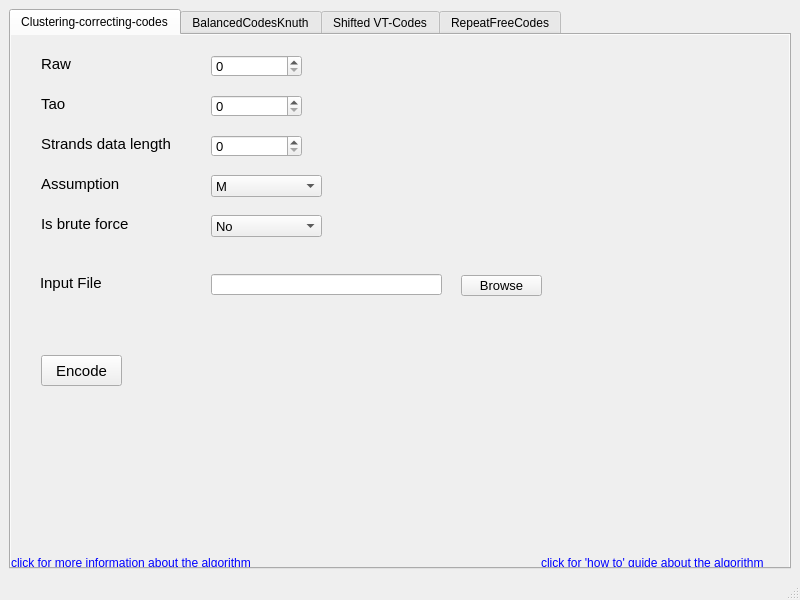
Old version of the form ui_main.ui in the repository hadasabraham/CodingTool.
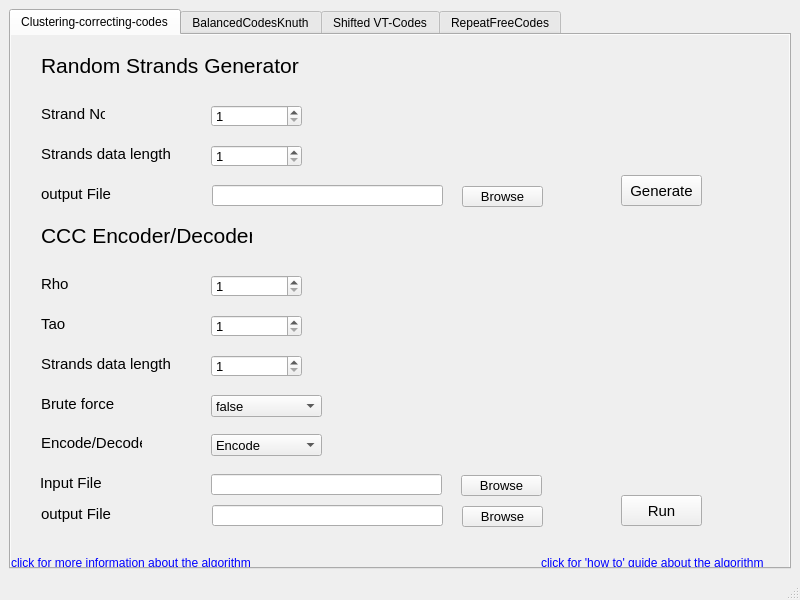
New version of the form. The open tabs and pages were chosen to show the change. Icons and pictures are not drawn.

What changed in the file:
```diff
--- a/ui_main.ui
+++ b/ui_main.ui
@@ -85,7 +85,7 @@
         <property name="geometry">
          <rect>
           <x>30</x>
-          <y>20</y>
+          <y>240</y>
           <width>64</width>
           <height>18</height>
          </rect>
@@ -108,14 +108,14 @@
          <number>-1</number>
         </property>
         <property name="text">
-         <string>Raw</string>
+         <string>Rho</string>
         </property>
        </widget>
        <widget class="QPushButton" name="browse_button">
         <property name="geometry">
          <rect>
           <x>450</x>
-          <y>240</y>
+          <y>440</y>
           <width>81</width>
           <height>21</height>
          </rect>
@@ -139,7 +139,7 @@
         <property name="geometry">
          <rect>
           <x>200</x>
-          <y>20</y>
+          <y>240</y>
           <width>91</width>
           <height>22</height>
          </rect>
@@ -150,12 +150,18 @@
           <verstretch>0</verstretch>
          </sizepolicy>
         </property>
+        <property name="minimum">
+         <number>1</number>
+        </property>
+        <property name="maximum">
+         <number>10000</number>
+        </property>
        </widget>
        <widget class="QSpinBox" name="tao_box">
         <property name="geometry">
          <rect>
           <x>200</x>
-          <y>60</y>
+          <y>280</y>
           <width>91</width>
           <height>22</height>
          </rect>
@@ -166,12 +172,18 @@
           <verstretch>0</verstretch>
          </sizepolicy>
         </property>
+        <property name="minimum">
+         <number>1</number>
+        </property>
+        <property name="maximum">
+         <number>10000</number>
+        </property>
        </widget>
        <widget class="QLabel" name="tao">
         <property name="geometry">
          <rect>
           <x>30</x>
-          <y>60</y>
+          <y>280</y>
           <width>64</width>
           <height>18</height>
          </rect>
@@ -198,7 +210,7 @@
         <property name="geometry">
          <rect>
           <x>30</x>
-          <y>100</y>
+          <y>320</y>
           <width>131</width>
           <height>18</height>
          </rect>
@@ -225,7 +237,7 @@
         <property name="geometry">
          <rect>
           <x>30</x>
-          <y>180</y>
+          <y>360</y>
           <width>101</width>
           <height>18</height>
          </rect>
@@ -245,41 +257,14 @@
          <string>denoting wether we're using brute force manner in the encoding algorithim</string>
         </property>
         <property name="text">
-         <string>Is brute force</string>
-        </property>
-       </widget>
-       <widget class="QLabel" name="assumption">
-        <property name="geometry">
-         <rect>
-          <x>30</x>
-          <y>140</y>
-          <width>81</width>
-          <height>18</height>
-         </rect>
-        </property>
-        <property name="sizePolicy">
-         <sizepolicy hsizetype="Fixed" vsizetype="Fixed">
-          <horstretch>0</horstretch>
-          <verstretch>0</verstretch>
-         </sizepolicy>
-        </property>
-        <property name="font">
-         <font>
-          <pointsize>11</pointsize>
-         </font>
-        </property>
-        <property name="toolTip">
-         <string>'M' for majority or 'D' for dominance</string>
-        </property>
-        <property name="text">
-         <string>Assumption</string>
+         <string>Brute force</string>
         </property>
        </widget>
        <widget class="QSpinBox" name="strands_box">
         <property name="geometry">
          <rect>
           <x>200</x>
-          <y>100</y>
+          <y>320</y>
           <width>91</width>
           <height>22</height>
          </rect>
@@ -290,41 +275,18 @@
           <verstretch>0</verstretch>
          </sizepolicy>
         </property>
+        <property name="minimum">
+         <number>1</number>
+        </property>
         <property name="maximum">
-         <number>1000</number>
+         <number>10000</number>
         </property>
        </widget>
-       <widget class="QComboBox" name="assumption_box">
-        <property name="geometry">
-         <rect>
-          <x>200</x>
-          <y>140</y>
-          <width>111</width>
-          <height>22</height>
-         </rect>
-        </property>
-        <property name="sizePolicy">
-         <sizepolicy hsizetype="Fixed" vsizetype="Fixed">
-          <horstretch>0</horstretch>
-          <verstretch>0</verstretch>
-         </sizepolicy>
-        </property>
-        <item>
-         <property name="text">
-          <string>M</string>
-         </property>
-        </item>
-        <item>
-         <property name="text">
-          <string>D</string>
-         </property>
-        </item>
-       </widget>
        <widget class="QComboBox" name="b_force_box">
         <property name="geometry">
          <rect>
           <x>200</x>
-          <y>180</y>
+          <y>360</y>
           <width>111</width>
           <height>22</height>
          </rect>
@@ -337,7 +299,7 @@
         </property>
         <item>
          <property name="text">
-          <string>No</string>
+          <string>false</string>
          </property>
         </item>
         <item>
@@ -350,7 +312,7 @@
         <property name="geometry">
          <rect>
           <x>29</x>
-          <y>239</y>
+          <y>439</y>
           <width>101</width>
           <height>18</height>
          </rect>
@@ -376,8 +338,8 @@
        <widget class="QPushButton" name="encode_button">
         <property name="geometry">
          <rect>
-          <x>30</x>
-          <y>320</y>
+          <x>610</x>
+          <y>460</y>
           <width>81</width>
           <height>31</height>
          </rect>
@@ -388,14 +350,14 @@
          </font>
         </property>
         <property name="text">
-         <string>Encode</string>
+         <string>Run</string>
         </property>
        </widget>
        <widget class="QLineEdit" name="browse_line_edit">
         <property name="geometry">
          <rect>
           <x>200</x>
-          <y>239</y>
+          <y>439</y>
           <width>231</width>
           <height>21</height>
          </rect>
@@ -468,6 +430,339 @@
          <bool>true</bool>
         </property>
        </widget>
+       <widget class="QLineEdit" name="browse_output_line_edit">
+        <property name="geometry">
+         <rect>
+          <x>201</x>
+          <y>470</y>
+          <width>231</width>
+          <height>21</height>
+         </rect>
+        </property>
+       </widget>
+       <widget class="QPushButton" name="browse_output_button">
+        <property name="geometry">
+         <rect>
+          <x>451</x>
+          <y>471</y>
+          <width>81</width>
+          <height>21</height>
+         </rect>
+        </property>
+        <property name="font">
+         <font>
+          <pointsize>10</pointsize>
+         </font>
+        </property>
+        <property name="autoFillBackground">
+         <bool>true</bool>
+        </property>
+        <property name="styleSheet">
+         <string notr="true"/>
+        </property>
+        <property name="text">
+         <string>Browse</string>
+        </property>
+       </widget>
+       <widget class="QLabel" name="test_output_file">
+        <property name="geometry">
+         <rect>
+          <x>30</x>
+          <y>470</y>
+          <width>101</width>
+          <height>18</height>
+         </rect>
+        </property>
+        <property name="sizePolicy">
+         <sizepolicy hsizetype="Fixed" vsizetype="Fixed">
+          <horstretch>0</horstretch>
+          <verstretch>0</verstretch>
+         </sizepolicy>
+        </property>
+        <property name="font">
+         <font>
+          <pointsize>11</pointsize>
+         </font>
+        </property>
+        <property name="toolTip">
+         <string/>
+        </property>
+        <property name="text">
+         <string>output File</string>
+        </property>
+       </widget>
+       <widget class="QLabel" name="encode_decode">
+        <property name="geometry">
+         <rect>
+          <x>30</x>
+          <y>399</y>
+          <width>101</width>
+          <height>18</height>
+         </rect>
+        </property>
+        <property name="sizePolicy">
+         <sizepolicy hsizetype="Fixed" vsizetype="Fixed">
+          <horstretch>0</horstretch>
+          <verstretch>0</verstretch>
+         </sizepolicy>
+        </property>
+        <property name="font">
+         <font>
+          <pointsize>11</pointsize>
+         </font>
+        </property>
+        <property name="toolTip">
+         <string>Choose encoder or decoder</string>
+        </property>
+        <property name="text">
+         <string>Encode/Decode</string>
+        </property>
+       </widget>
+       <widget class="QComboBox" name="encode_decode_box">
+        <property name="geometry">
+         <rect>
+          <x>200</x>
+          <y>399</y>
+          <width>111</width>
+          <height>22</height>
+         </rect>
+        </property>
+        <property name="sizePolicy">
+         <sizepolicy hsizetype="Fixed" vsizetype="Fixed">
+          <horstretch>0</horstretch>
+          <verstretch>0</verstretch>
+         </sizepolicy>
+        </property>
+        <item>
+         <property name="text">
+          <string>Encode</string>
+         </property>
+        </item>
+        <item>
+         <property name="text">
+          <string>Decode</string>
+         </property>
+        </item>
+       </widget>
+       <widget class="QLabel" name="ccc_label">
+        <property name="geometry">
+         <rect>
+          <x>30</x>
+          <y>190</y>
+          <width>211</width>
+          <height>21</height>
+         </rect>
+        </property>
+        <property name="font">
+         <font>
+          <pointsize>16</pointsize>
+         </font>
+        </property>
+        <property name="toolTip">
+         <string>Applies CCC Algorithm to encode or decode</string>
+        </property>
+        <property name="text">
+         <string>CCC Encoder/Decoder</string>
+        </property>
+       </widget>
+       <widget class="QLabel" name="generator_label">
+        <property name="geometry">
+         <rect>
+          <x>30</x>
+          <y>20</y>
+          <width>261</width>
+          <height>21</height>
+         </rect>
+        </property>
+        <property name="font">
+         <font>
+          <pointsize>16</pointsize>
+         </font>
+        </property>
+        <property name="toolTip">
+         <string>Generates random binary strands</string>
+        </property>
+        <property name="text">
+         <string>Random Strands Generator</string>
+        </property>
+       </widget>
+       <widget class="QLabel" name="gen_output_file">
+        <property name="geometry">
+         <rect>
+          <x>30</x>
+          <y>150</y>
+          <width>101</width>
+          <height>18</height>
+         </rect>
+        </property>
+        <property name="sizePolicy">
+         <sizepolicy hsizetype="Fixed" vsizetype="Fixed">
+          <horstretch>0</horstretch>
+          <verstretch>0</verstretch>
+         </sizepolicy>
+        </property>
+        <property name="font">
+         <font>
+          <pointsize>11</pointsize>
+         </font>
+        </property>
+        <property name="toolTip">
+         <string/>
+        </property>
+        <property name="text">
+         <string>output File</string>
+        </property>
+       </widget>
+       <widget class="QLineEdit" name="browse_gen_output_line_edit">
+        <property name="geometry">
+         <rect>
+          <x>201</x>
+          <y>150</y>
+          <width>231</width>
+          <height>21</height>
+         </rect>
+        </property>
+       </widget>
+       <widget class="QPushButton" name="browse_gen_output_button">
+        <property name="geometry">
+         <rect>
+          <x>451</x>
+          <y>151</y>
+          <width>81</width>
+          <height>21</height>
+         </rect>
+        </property>
+        <property name="font">
+         <font>
+          <pointsize>10</pointsize>
+         </font>
+        </property>
+        <property name="autoFillBackground">
+         <bool>true</bool>
+        </property>
+        <property name="styleSheet">
+         <string notr="true"/>
+        </property>
+        <property name="text">
+         <string>Browse</string>
+        </property>
+       </widget>
+       <widget class="QPushButton" name="generate_button">
+        <property name="geometry">
+         <rect>
+          <x>610</x>
+          <y>140</y>
+          <width>81</width>
+          <height>31</height>
+         </rect>
+        </property>
+        <property name="font">
+         <font>
+          <pointsize>11</pointsize>
+         </font>
+        </property>
+        <property name="text">
+         <string>Generate</string>
+        </property>
+       </widget>
+       <widget class="QLabel" name="strand_len">
+        <property name="geometry">
+         <rect>
+          <x>30</x>
+          <y>110</y>
+          <width>131</width>
+          <height>18</height>
+         </rect>
+        </property>
+        <property name="sizePolicy">
+         <sizepolicy hsizetype="Fixed" vsizetype="Fixed">
+          <horstretch>0</horstretch>
+          <verstretch>0</verstretch>
+         </sizepolicy>
+        </property>
+        <property name="font">
+         <font>
+          <pointsize>11</pointsize>
+         </font>
+        </property>
+        <property name="toolTip">
+         <string>Length of strands to generate</string>
+        </property>
+        <property name="text">
+         <string>Strands data length</string>
+        </property>
+       </widget>
+       <widget class="QLabel" name="strand_num">
+        <property name="geometry">
+         <rect>
+          <x>30</x>
+          <y>70</y>
+          <width>64</width>
+          <height>18</height>
+         </rect>
+        </property>
+        <property name="sizePolicy">
+         <sizepolicy hsizetype="Fixed" vsizetype="Fixed">
+          <horstretch>0</horstretch>
+          <verstretch>0</verstretch>
+         </sizepolicy>
+        </property>
+        <property name="font">
+         <font>
+          <pointsize>11</pointsize>
+         </font>
+        </property>
+        <property name="toolTip">
+         <string>Number of strands to generate</string>
+        </property>
+        <property name="text">
+         <string>Strand No.</string>
+        </property>
+       </widget>
+       <widget class="QSpinBox" name="strand_num_box">
+        <property name="geometry">
+         <rect>
+          <x>200</x>
+          <y>70</y>
+          <width>91</width>
+          <height>22</height>
+         </rect>
+        </property>
+        <property name="sizePolicy">
+         <sizepolicy hsizetype="Minimum" vsizetype="Preferred">
+          <horstretch>0</horstretch>
+          <verstretch>0</verstretch>
+         </sizepolicy>
+        </property>
+        <property name="minimum">
+         <number>1</number>
+        </property>
+        <property name="maximum">
+         <number>10000</number>
+        </property>
+       </widget>
+       <widget class="QSpinBox" name="strand_len_box">
+        <property name="geometry">
+         <rect>
+          <x>200</x>
+          <y>110</y>
+          <width>91</width>
+          <height>22</height>
+         </rect>
+        </property>
+        <property name="sizePolicy">
+         <sizepolicy hsizetype="Minimum" vsizetype="Preferred">
+          <horstretch>0</horstretch>
+          <verstretch>0</verstretch>
+         </sizepolicy>
+        </property>
+        <property name="minimum">
+         <number>1</number>
+        </property>
+        <property name="maximum">
+         <number>10000</number>
+        </property>
+       </widget>
       </widget>
       <widget class="QWidget" name="tab_2">
        <property name="autoFillBackground">
```
Left out of the diff: 39 changed lines with no effect on the pictures.
